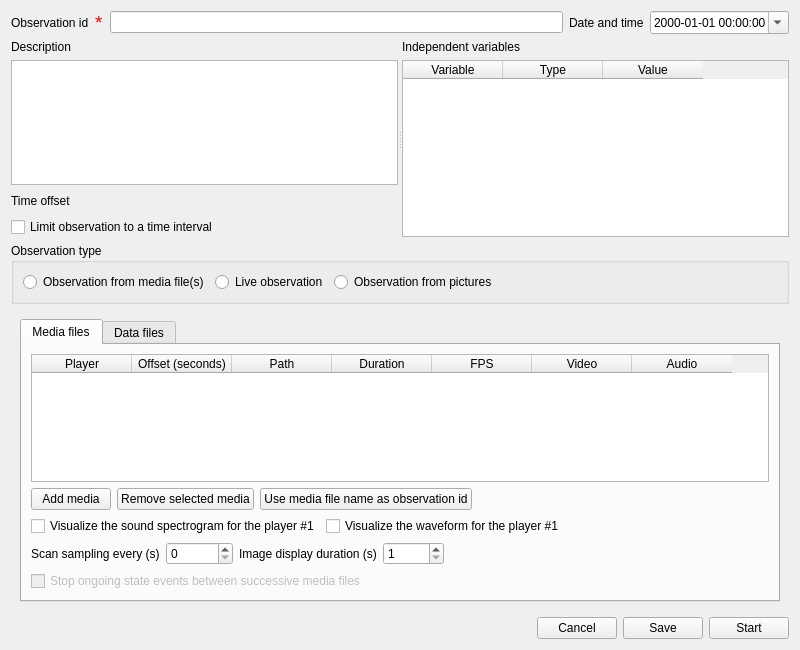
The window that boris/observation.ui (olivierfriard/BORIS) describes before a commit, drawn with Qt 5.
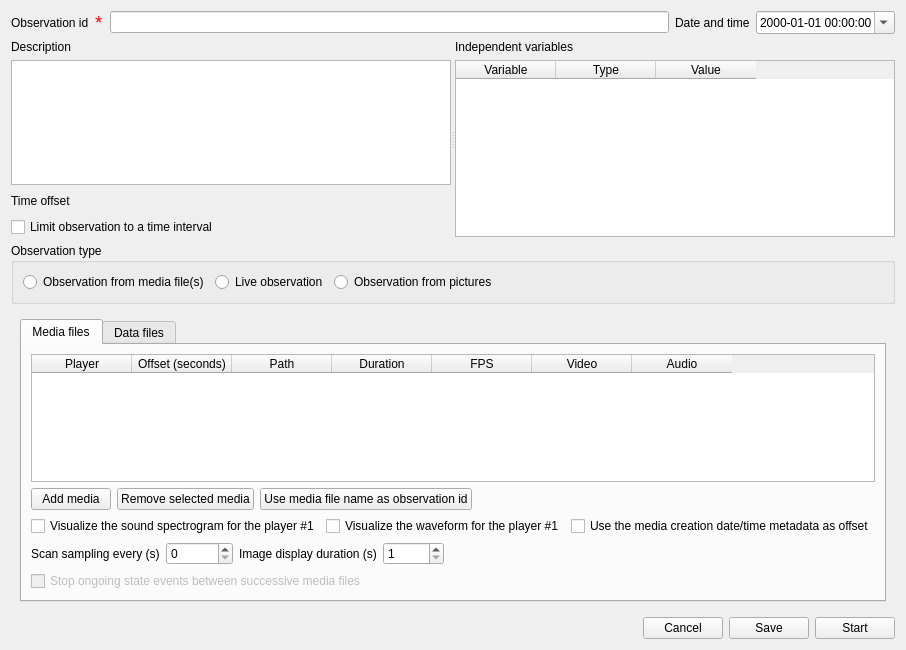
The same window after the commit.

Commit message: work on the use date/time metadata tag as offset for media onservations

```diff
--- a/boris/observation.ui
+++ b/boris/observation.ui
@@ -347,6 +347,13 @@
                </property>
               </widget>
              </item>
+             <item>
+              <widget class="QCheckBox" name="cb_media_creation_date_as_offset">
+               <property name="text">
+                <string>Use the media creation date/time metadata as offset</string>
+               </property>
+              </widget>
+             </item>
              <item>
               <spacer name="horizontalSpacer_11">
                <property name="orientation">
```
The commit also changes 7 other files.
